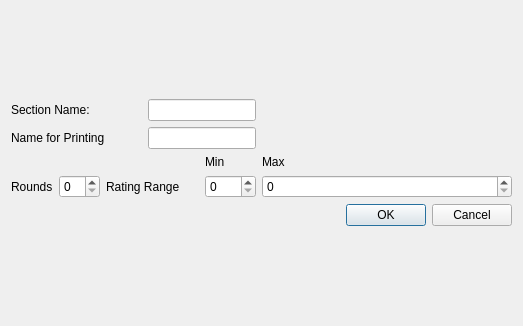
Qt form src/forms/sectiondialog.ui (SunWithIssues/ChessFerret) before a commit.
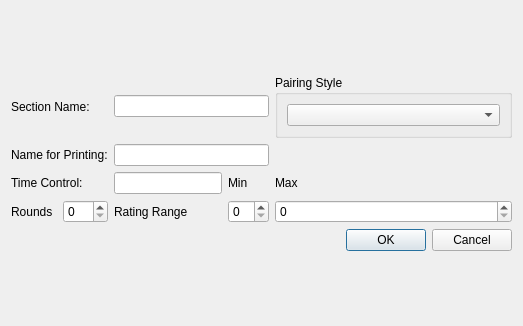
The same form after that commit.

Commit message: ui for time + pairing. view/edit sections in mainwindow

Diff of the .ui file:
```diff
--- a/src/forms/sectiondialog.ui
+++ b/src/forms/sectiondialog.ui
@@ -26,13 +26,6 @@
        </property>
       </widget>
      </item>
-     <item row="1" column="0" colspan="3">
-      <widget class="QLabel" name="label_2">
-       <property name="text">
-        <string>Name for Printing</string>
-       </property>
-      </widget>
-     </item>
      <item row="3" column="0">
       <widget class="QLabel" name="roundsLabel">
        <property name="text">
@@ -40,22 +33,6 @@
        </property>
       </widget>
      </item>
-     <item row="0" column="3" colspan="2">
-      <widget class="QLineEdit" name="nameEdit"/>
-     </item>
-     <item row="1" column="3" colspan="2">
-      <widget class="QLineEdit" name="printNameEdit"/>
-     </item>
-     <item row="3" column="4">
-      <widget class="QSpinBox" name="minSpinBox"/>
-     </item>
-     <item row="0" column="0" colspan="3">
-      <widget class="QLabel" name="label">
-       <property name="text">
-        <string>Section Name:</string>
-       </property>
-      </widget>
-     </item>
      <item row="3" column="5">
       <widget class="QSpinBox" name="maxSpinBox"/>
      </item>
@@ -110,6 +87,51 @@
        </property>
       </widget>
      </item>
+     <item row="3" column="4">
+      <widget class="QSpinBox" name="minSpinBox"/>
+     </item>
+     <item row="0" column="5">
+      <widget class="QGroupBox" name="pairingGroupBox">
+       <property name="title">
+        <string>Pairing Style</string>
+       </property>
+       <layout class="QVBoxLayout" name="verticalLayout">
+        <item>
+         <widget class="QComboBox" name="pairingComboBox"/>
+        </item>
+       </layout>
+      </widget>
+     </item>
+     <item row="1" column="0" colspan="2">
+      <widget class="QLabel" name="printNameLabel">
+       <property name="text">
+        <string>Name for Printing:</string>
+       </property>
+      </widget>
+     </item>
+     <item row="1" column="2" colspan="3">
+      <widget class="QLineEdit" name="printNameEdit"/>
+     </item>
+     <item row="0" column="0" colspan="2">
+      <widget class="QLabel" name="nameLabel">
+       <property name="text">
+        <string>Section Name:</string>
+       </property>
+      </widget>
+     </item>
+     <item row="0" column="2" colspan="3">
+      <widget class="QLineEdit" name="nameEdit"/>
+     </item>
+     <item row="2" column="0" colspan="2">
+      <widget class="QLabel" name="timeControlLabel">
+       <property name="text">
+        <string>Time Control:</string>
+       </property>
+      </widget>
+     </item>
+     <item row="2" column="2" colspan="2">
+      <widget class="QLineEdit" name="timeControlEdit"/>
+     </item>
     </layout>
    </item>
   </layout>
```
Left out of the diff: 6 changed lines with no effect on the pictures. The commit also changes 6 other files.
